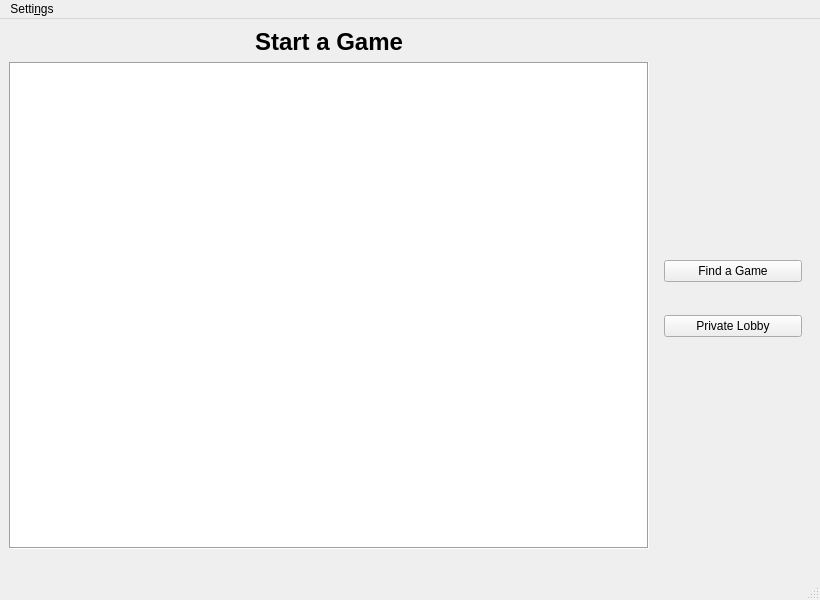
Above: src/gui/mainwindow.ui from SuheybAden/Shax-Desktop-Client before the change. Below: the same form after it.
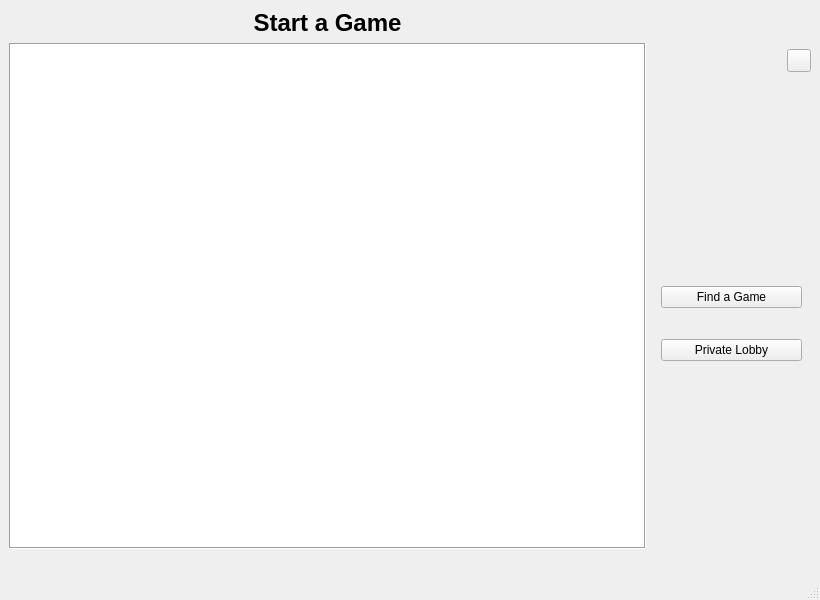
That is the form after the change. Icons and pictures are not drawn.

Commit message: Replace the settings action with a button

Patch:
```diff
--- a/src/gui/mainwindow.ui
+++ b/src/gui/mainwindow.ui
@@ -23,9 +23,7 @@
    <iconset theme="input-gaming"/>
   </property>
   <widget class="QWidget" name="centralwidget">
-   <layout class="QVBoxLayout" name="verticalLayout_2">
-    <item>
-     <layout class="QHBoxLayout" name="horizontalLayout" stretch="8,0">
+   <layout class="QHBoxLayout" name="horizontalLayout" stretch="8,2">
       <item>
        <layout class="QVBoxLayout" name="gameWindowLayout">
         <item>
@@ -86,6 +84,38 @@
        </layout>
       </item>
       <item>
+     <layout class="QVBoxLayout" name="verticalLayout_2" stretch="0,0,0">
+      <item>
+       <spacer name="verticalSpacer_2">
+        <property name="orientation">
+         <enum>Qt::Orientation::Vertical</enum>
+        </property>
+        <property name="sizeType">
+         <enum>QSizePolicy::Policy::Minimum</enum>
+        </property>
+        <property name="sizeHint" stdset="0">
+         <size>
+          <width>20</width>
+          <height>40</height>
+         </size>
+        </property>
+       </spacer>
+      </item>
+      <item alignment="Qt::AlignmentFlag::AlignLeft|Qt::AlignmentFlag::AlignVCenter">
+       <widget class="QToolButton" name="settingsButton">
+        <property name="layoutDirection">
+         <enum>Qt::LayoutDirection::RightToLeft</enum>
+        </property>
+        <property name="text">
+         <string/>
+        </property>
+        <property name="icon">
+         <iconset resource="../../images.qrc">
+          <normaloff>:/images/settings-icon.png</normaloff>:/images/settings-icon.png</iconset>
+        </property>
+       </widget>
+      </item>
+      <item>
        <widget class="QStackedWidget" name="stackedWidget">
         <property name="layoutDirection">
          <enum>Qt::LayoutDirection::LeftToRight</enum>
@@ -112,7 +142,7 @@
             <property name="sizeHint" stdset="0">
              <size>
               <width>20</width>
-              <height>199</height>
+              <height>173</height>
              </size>
             </property>
            </spacer>
@@ -141,7 +171,7 @@
             <property name="sizeHint" stdset="0">
              <size>
               <width>20</width>
-              <height>22</height>
+              <height>20</height>
              </size>
             </property>
            </spacer>
@@ -161,7 +191,7 @@
             <property name="sizeHint" stdset="0">
              <size>
               <width>20</width>
-              <height>199</height>
+              <height>173</height>
              </size>
             </property>
            </spacer>
@@ -501,23 +531,6 @@
     </item>
    </layout>
   </widget>
-  <widget class="QMenuBar" name="menubar">
-   <property name="geometry">
-    <rect>
-     <x>0</x>
-     <y>0</y>
-     <width>820</width>
-     <height>30</height>
-    </rect>
-   </property>
-   <widget class="QMenu" name="menuSettings">
-    <property name="title">
-     <string>Setti&amp;ngs</string>
-    </property>
-    <addaction name="settingsAction"/>
-   </widget>
-   <addaction name="menuSettings"/>
-  </widget>
   <widget class="QStatusBar" name="statusbar"/>
   <action name="settingsAction">
    <property name="text">
```
Left out of the diff: 4 changed lines with no effect on the pictures. Lines whose indentation alone changed are shown as unchanged. The commit also changes 4 other files.
